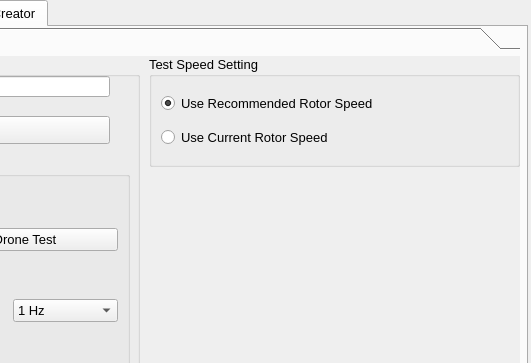
Old version of the form UXG/mainwindow.ui in the repository jonk4m/UXG; both pictures show x 543 to 1074 and y 0 to 363 of the 1074 by 974 pixel window.
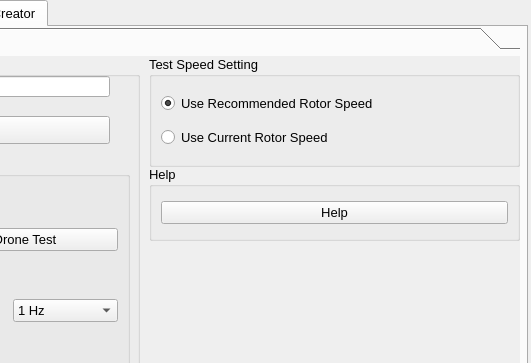
New version of the form. The open tabs and pages were chosen to show the change.

Diff of the .ui file:
```diff
--- a/UXG/mainwindow.ui
+++ b/UXG/mainwindow.ui
@@ -5730,8 +5730,8 @@
         <rect>
          <x>0</x>
          <y>0</y>
-         <width>100</width>
-         <height>30</height>
+         <width>1051</width>
+         <height>539</height>
         </rect>
        </property>
        <attribute name="label">
@@ -6092,6 +6092,28 @@
          </item>
         </layout>
        </widget>
+       <widget class="QGroupBox" name="groupBox_6">
+        <property name="geometry">
+         <rect>
+          <x>680</x>
+          <y>110</y>
+          <width>371</width>
+          <height>75</height>
+         </rect>
+        </property>
+        <property name="title">
+         <string>Help</string>
+        </property>
+        <layout class="QVBoxLayout" name="verticalLayout_2">
+         <item>
+          <widget class="QPushButton" name="testOptionsHelpButton">
+           <property name="text">
+            <string>Help</string>
+           </property>
+          </widget>
+         </item>
+        </layout>
+       </widget>
       </widget>
       <widget class="QWidget" name="page_2">
        <property name="geometry">
```
Left out of the diff: 6 changed lines with no effect on the pictures.
